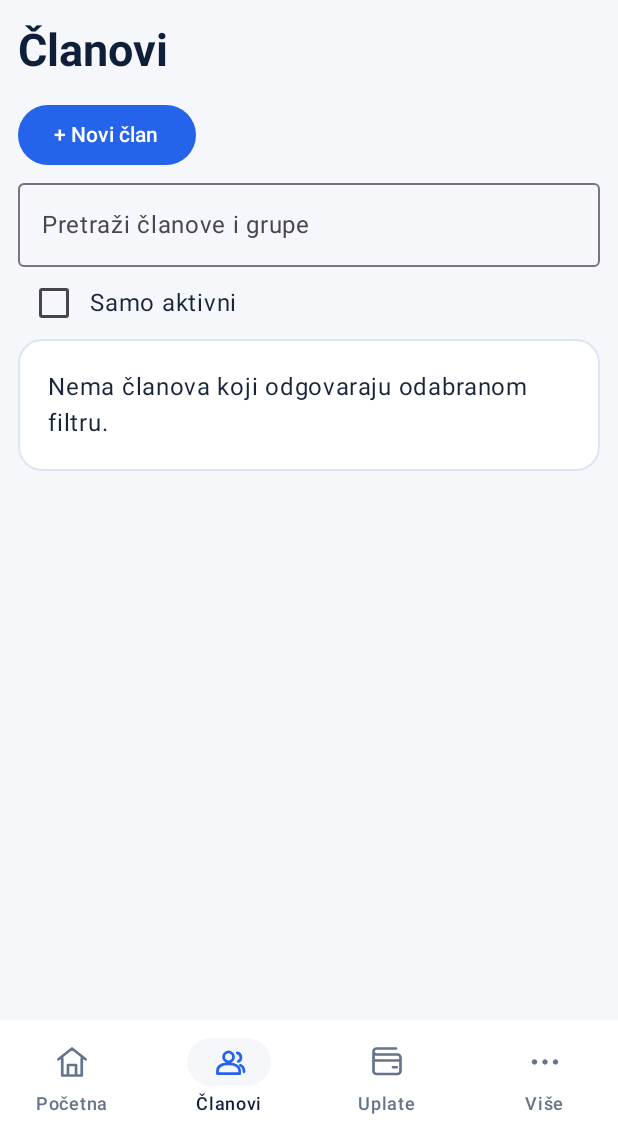
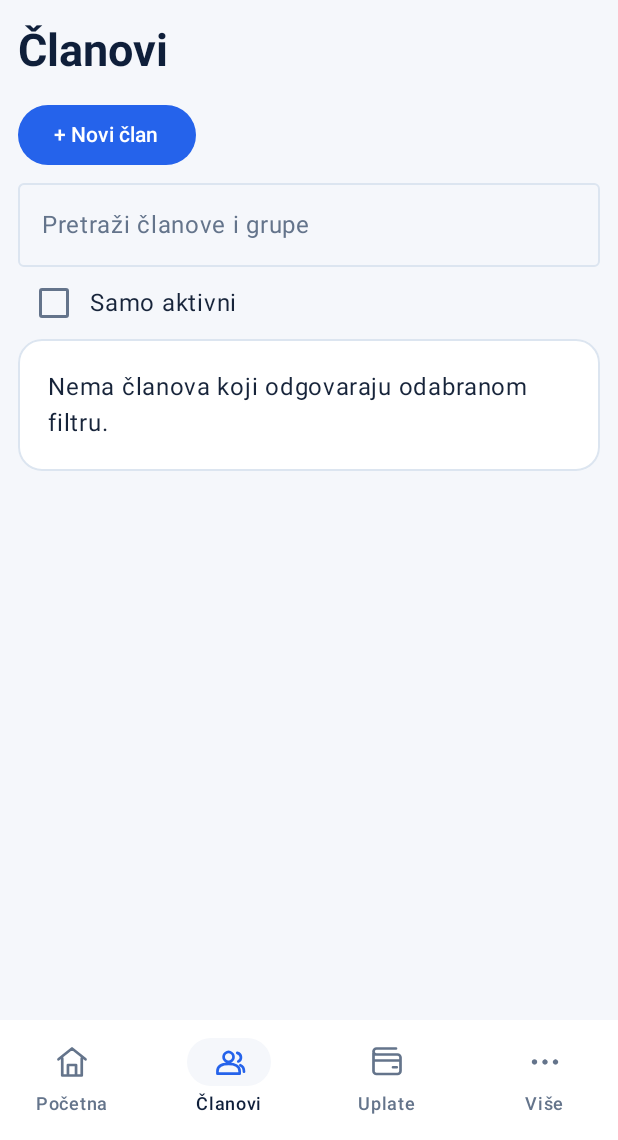
Before and after one commit to bren-wp/Claniva, an Android app built with Jetpack Compose: the screen it shows after launch (MainActivity), item 2 of the bottom bar chosen, on a phone screen of 412 x 824 dp, the part 96-1236 px from its top. Run offline under Robolectric (Android 15) with nearby library versions, the phone set to English and light mode, and no system bars.

Commit message:
fix(android-ui): remove default lavender dialog/surface tones and enforce brand palette

```diff
--- a/android/app/src/main/java/hr/brendigo/clanarina/ui/BrandTheme.kt
+++ b/android/app/src/main/java/hr/brendigo/clanarina/ui/BrandTheme.kt
@@ -21,6 +21,10 @@ private val colors = lightColorScheme(
     primary=Brand.Blue, secondary=Brand.Teal, background=Brand.Background,
     surface=Color.White, onSurface=Brand.Ink, onBackground=Brand.Ink,
     onPrimary=Color.White, onSecondary=Brand.Navy,
+    surfaceContainer=Color.White, surfaceContainerLow=Color.White,
+    surfaceContainerHigh=Color.White, surfaceContainerHighest=Color.White,
+    onSurfaceVariant=Brand.Muted, outline=Brand.Stroke,
+    outlineVariant=Brand.Stroke, surfaceTint=Color.White,
     error=Brand.Danger
 )
 @Composable fun ClanarinaTheme(content: @Composable () -> Unit) {
```
